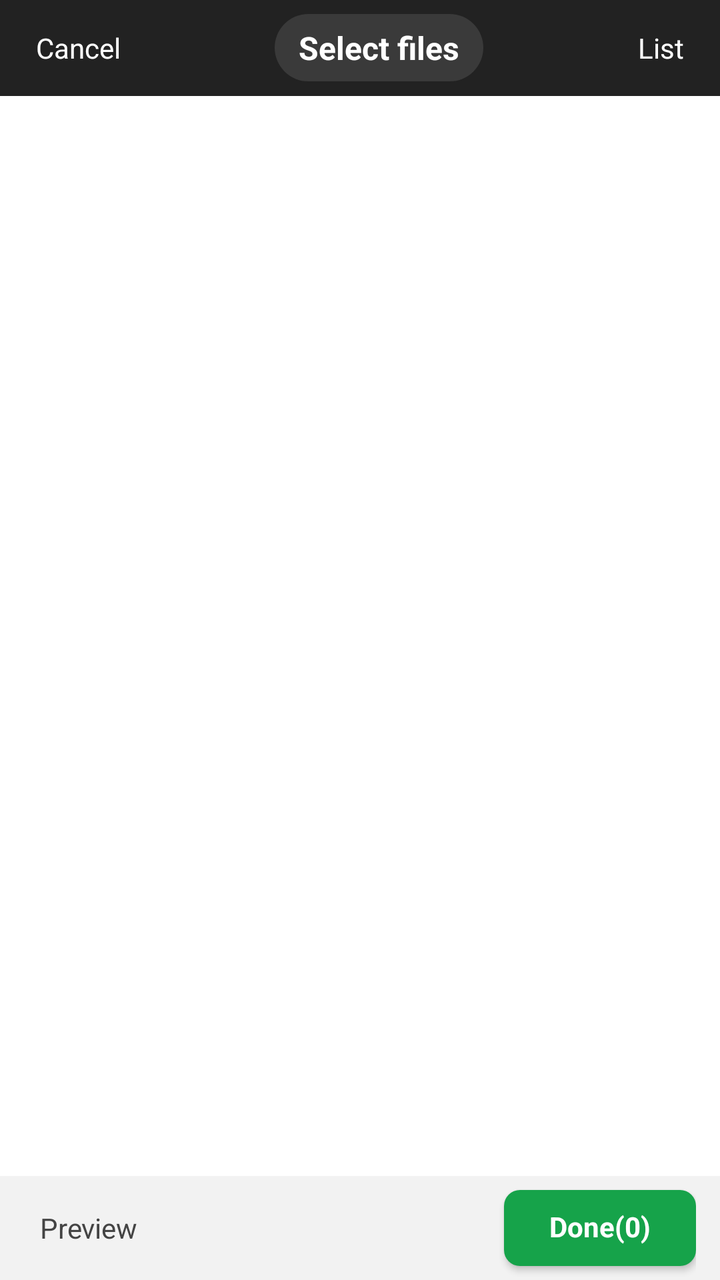
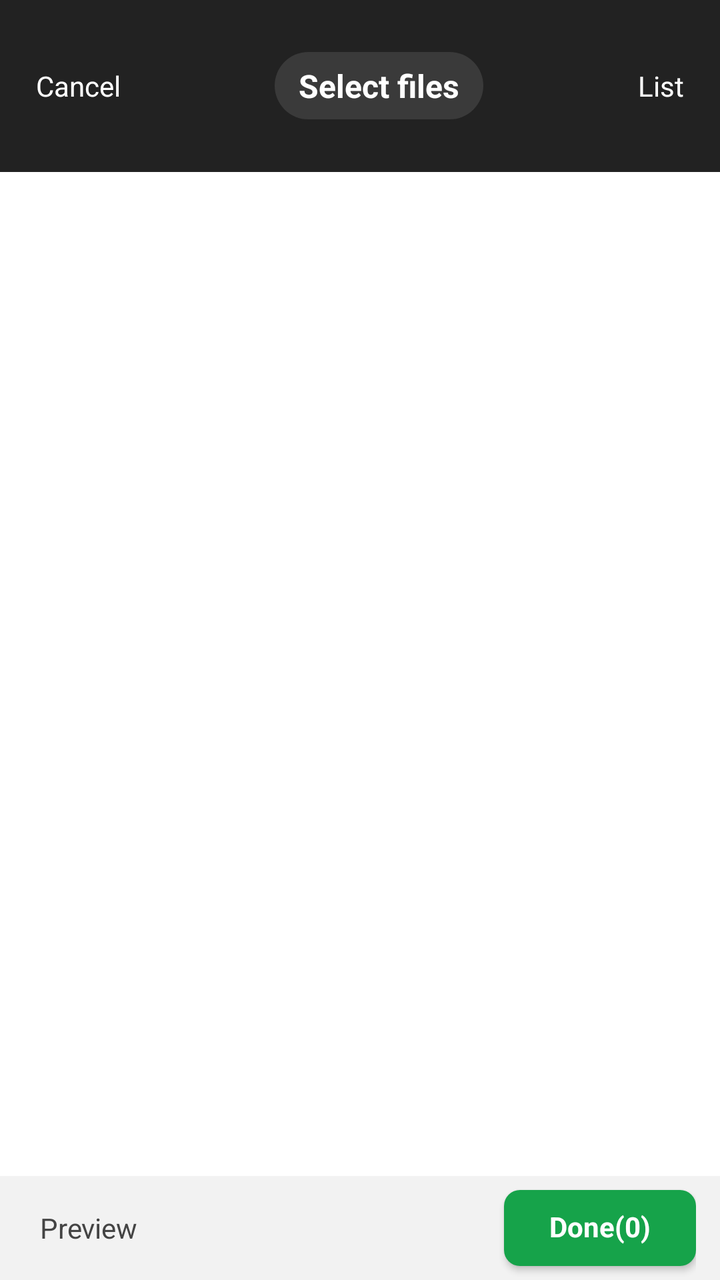

Before-and-after screenshots of an Android layout around one commit, followed by the original layout XML and the change that was made.
<!-- AndroidManifest.xml: another module's application theme Theme.Picker -->
<!-- res/layout/picker_activity_list.xml -->
<?xml version="1.0" encoding="utf-8"?>
<LinearLayout xmlns:android="http://schemas.android.com/apk/res/android"
    android:id="@+id/picker_root"
    android:layout_width="match_parent"
    android:layout_height="match_parent"
    android:background="#FFFFFF"
    android:orientation="vertical">

    <LinearLayout
        android:id="@+id/picker_top_bar"
        android:layout_width="match_parent"
        android:layout_height="wrap_content"
        android:background="#222222"
        android:gravity="center_vertical"
        android:minHeight="48dp"
        android:orientation="horizontal"
        android:paddingHorizontal="12dp">

        <TextView
            android:id="@+id/picker_btn_cancel"
            android:layout_width="wrap_content"
            android:layout_height="wrap_content"
            android:padding="6dp"
            android:text="@string/picker_cancel"
            android:textColor="#FFFFFF"
            android:textSize="14sp" />

        <FrameLayout
            android:layout_width="0dp"
            android:layout_height="match_parent"
            android:layout_weight="1"
            android:gravity="center"
            android:paddingHorizontal="8dp">

            <TextView
                android:id="@+id/picker_title"
                android:layout_width="wrap_content"
                android:layout_height="wrap_content"
                android:layout_gravity="center"
                android:background="@drawable/picker_bg_folder_title"
                android:clickable="true"
                android:ellipsize="end"
                android:focusable="true"
                android:gravity="center"
                android:maxLines="1"
                android:maxWidth="220dp"
                android:text="@string/picker_title"
                android:textColor="#FFFFFF"
                android:textSize="16sp"
                android:textStyle="bold" />
        </FrameLayout>

        <TextView
            android:id="@+id/picker_btn_toggle"
            android:layout_width="wrap_content"
            android:layout_height="wrap_content"
            android:padding="6dp"
            android:text="@string/picker_toggle_list"
            android:textColor="#FFFFFF"
            android:textSize="14sp" />

    </LinearLayout>

    <LinearLayout
        android:id="@+id/picker_partial_bar"
        android:layout_width="match_parent"
        android:layout_height="wrap_content"
        android:background="#FFF8E1"
        android:gravity="center_vertical"
        android:orientation="horizontal"
        android:paddingHorizontal="12dp"
        android:paddingVertical="8dp"
        android:visibility="gone">

        <TextView
            android:layout_width="0dp"
            android:layout_height="wrap_content"
            android:layout_weight="1"
            android:text="@string/picker_partial_access_hint"
            android:textColor="#5D4037"
            android:textSize="12sp" />

        <TextView
            android:id="@+id/picker_partial_manage"
            android:layout_width="wrap_content"
            android:layout_height="wrap_content"
            android:background="#FFB300"
            android:paddingHorizontal="10dp"
            android:paddingVertical="4dp"
            android:text="@string/picker_manage"
            android:textColor="#FFFFFF"
            android:textSize="12sp" />
    </LinearLayout>

    <FrameLayout
        android:layout_width="match_parent"
        android:layout_height="0dp"
        android:layout_weight="1">

        <androidx.recyclerview.widget.RecyclerView
            android:id="@+id/picker_recycler"
            android:layout_width="match_parent"
            android:layout_height="match_parent"
            android:clipToPadding="false"
            android:padding="2dp" />

        <TextView
            android:id="@+id/picker_empty"
            android:layout_width="wrap_content"
            android:layout_height="wrap_content"
            android:layout_gravity="center"
            android:text="@string/picker_empty"
            android:textColor="#999999"
            android:visibility="gone" />
    </FrameLayout>

    <LinearLayout
        android:id="@+id/picker_bottom_bar"
        android:layout_width="match_parent"
        android:layout_height="wrap_content"
        android:background="#F2F2F2"
        android:gravity="center_vertical"
        android:minHeight="52dp"
        android:orientation="horizontal"
        android:paddingHorizontal="12dp">

        <TextView
            android:id="@+id/picker_preview"
            android:layout_width="wrap_content"
            android:layout_height="wrap_content"
            android:padding="8dp"
            android:text="@string/picker_preview"
            android:textColor="#444444"
            android:textSize="14sp" />

        <View
            android:layout_width="0dp"
            android:layout_height="0dp"
            android:layout_weight="1" />

        <TextView
            android:id="@+id/picker_confirm"
            android:layout_width="wrap_content"
            android:layout_height="38dp"
            android:background="@drawable/picker_bg_confirm_button"
            android:elevation="2dp"
            android:gravity="center"
            android:includeFontPadding="false"
            android:minWidth="96dp"
            android:paddingHorizontal="18dp"
            android:text="@string/picker_done_zero"
            android:textColor="#FFFFFF"
            android:textSize="14sp"
            android:textStyle="bold" />
    </LinearLayout>
</LinearLayout>
<!-- resources referenced by this layout -->
<resources>
  <!-- drawable picker_bg_confirm_button (drawable) -->
  <?xml version="1.0" encoding="utf-8"?>
  <selector xmlns:android="http://schemas.android.com/apk/res/android">
      <item android:state_pressed="true">
          <shape android:shape="rectangle">
              <corners android:radius="8dp" />
              <solid android:color="#15803D" />
          </shape>
      </item>
      <item android:state_enabled="false">
          <shape android:shape="rectangle">
              <corners android:radius="8dp" />
              <solid android:color="#C8D2CC" />
          </shape>
      </item>
      <item>
          <shape android:shape="rectangle">
              <corners android:radius="8dp" />
              <solid android:color="#16A34A" />
          </shape>
      </item>
  </selector>
  <!-- drawable picker_bg_folder_title (drawable) -->
  <?xml version="1.0" encoding="utf-8"?>
  <shape xmlns:android="http://schemas.android.com/apk/res/android">
      <solid android:color="#3A3A3A" />
      <corners android:radius="18dp" />
      <padding
          android:left="12dp"
          android:top="6dp"
          android:right="12dp"
          android:bottom="6dp" />
  </shape>
  <string name="picker_cancel">Cancel</string>
  <string name="picker_done_zero">Done(0)</string>
  <string name="picker_empty">No content</string>
  <string name="picker_manage">Manage</string>
  <string name="picker_partial_access_hint">You\'ve allowed access to selected photos. Tap to change.</string>
  <string name="picker_preview">Preview</string>
  <string name="picker_title">Select files</string>
  <string name="picker_toggle_list">List</string>
  <style name="Theme.Picker" parent="Base.Theme.Picker" />
  <style name="Base.Theme.Picker" parent="Theme.Material3.DayNight.NoActionBar">
          
          
      </style>
</resources>

<!-- the commit's change to res/layout/picker_activity_list.xml (unified diff, before → after) -->
@@ -12,7 +12,7 @@
         android:layout_height="wrap_content"
         android:background="#222222"
         android:gravity="center_vertical"
-        android:minHeight="48dp"
+        android:minHeight="86dp"
         android:orientation="horizontal"
         android:paddingHorizontal="12dp">
 
